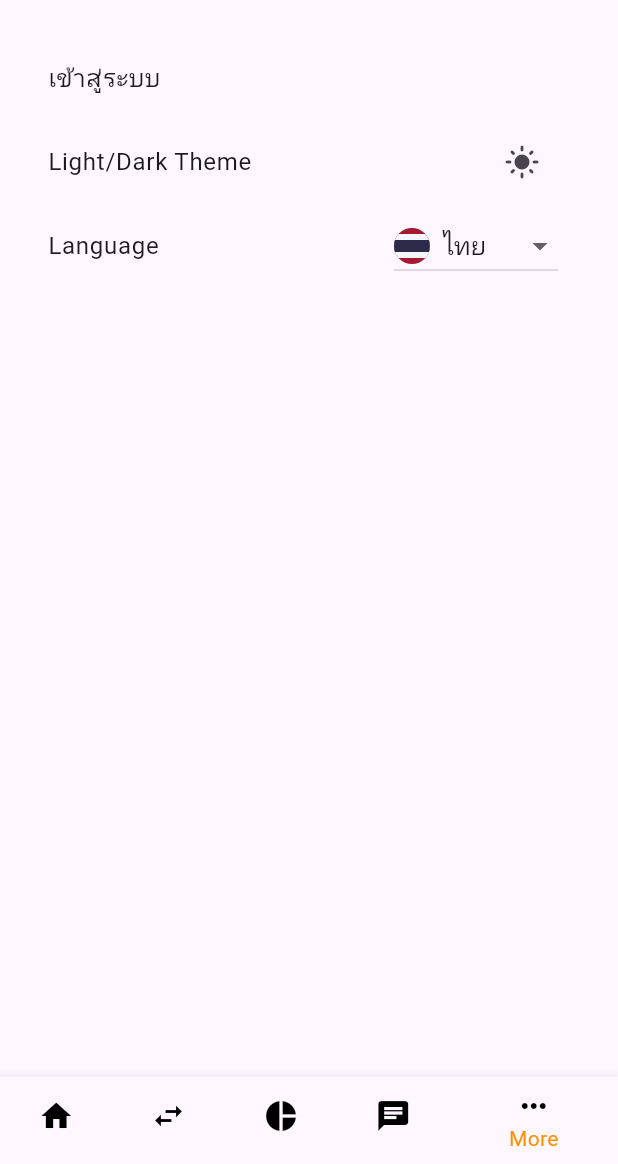
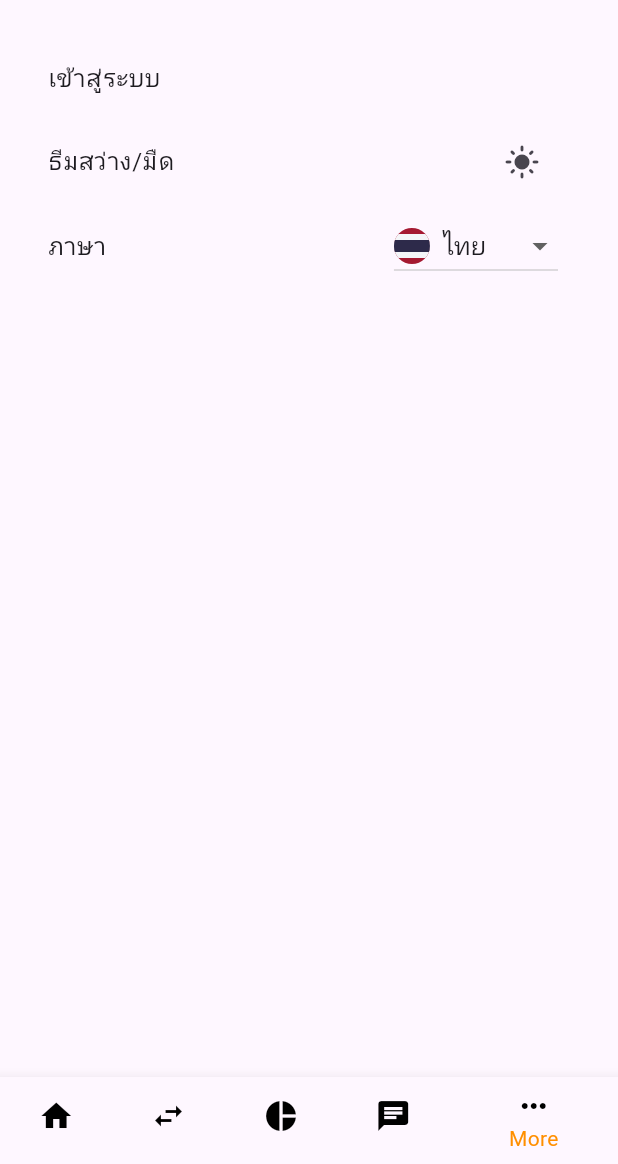
Before and after one commit to SmAaMyA/dart-flutter-template, a Flutter app: the screen it shows after launch, item 5 of the bottom bar chosen, on a phone screen of 412 x 824 dp, the part 72-1236 px from its top. Run offline on Flutter 3.47's test engine with Material 3 defaults, Android fonts, the phone set to English and light mode, and no system bars; our stand-ins replace flutter_svg.

Commit message:
Add localize for language seclector andt theme menu in more page.

```diff
--- a/lib/src/localization/app_localizations.dart
+++ b/lib/src/localization/app_localizations.dart
@@ -49,6 +49,22 @@ class AppLocalizations {
       desc: 'Login button text',
     );
   }
+
+  String get lightDarkTheme {
+    return Intl.message(
+      'Light/Dark Theme',
+      name: 'lightDarkTheme',
+      desc: 'Light/Dark Theme toggle',
+    );
+  }
+
+  String get language {
+    return Intl.message(
+      'Language',
+      name: 'language',
+      desc: 'Language selector',
+    );
+  }
 }
 
 class _AppLocalizationsDelegate
--- a/lib/src/localization/app_th.arb
+++ b/lib/src/localization/app_th.arb
@@ -3,6 +3,8 @@
   "appTitle": "แม่แบบแอปพลิเคชัน Flutter",
   "hello": "สวัสดี",
   "login": "เข้าสู่ระบบ",
+  "lightDarkTheme": "ธีมสว่าง/มืด",
+  "language": "ภาษา",
   "@appTitle": {
     "description": "The title of the application"
   },
@@ -11,5 +13,11 @@
   },
   "@login": {
     "description": "Login button text"
+  },
+  "@lightDarkTheme": {
+    "description": "Light/Dark Theme toggle"
+  },
+  "@language": {
+    "description": "Language selector"
   }
 }
--- a/lib/src/localization/intl/messages_th.dart
+++ b/lib/src/localization/intl/messages_th.dart
@@ -14,19 +14,22 @@ import 'package:intl/message_lookup_by_library.dart';
 
 final messages = MessageLookup();
 
-typedef String? MessageIfAbsent(
-    String? messageStr, List<Object>? args);
+typedef String? MessageIfAbsent(String? messageStr, List<Object>? args);
 
 class MessageLookup extends MessageLookupByLibrary {
   @override
   String get localeName => 'th';
 
   @override
-  final Map<String, dynamic> messages = _notInlinedMessages(_notInlinedMessages);
+  final Map<String, dynamic> messages =
+      _notInlinedMessages(_notInlinedMessages);
 
   static Map<String, dynamic> _notInlinedMessages(_) => {
-      'appTitle': MessageLookupByLibrary.simpleMessage('แม่แบบแอปพลิเคชัน Flutter'),
-    'hello': MessageLookupByLibrary.simpleMessage('สวัสดี'),
-    'login': MessageLookupByLibrary.simpleMessage('เข้าสู่ระบบ')
-  };
+        'appTitle':
+            MessageLookupByLibrary.simpleMessage('แม่แบบแอปพลิเคชัน Flutter'),
+        'hello': MessageLookupByLibrary.simpleMessage('สวัสดี'),
+        'language': MessageLookupByLibrary.simpleMessage('ภาษา'),
+        'lightDarkTheme': MessageLookupByLibrary.simpleMessage('ธีมสว่าง/มืด'),
+        'login': MessageLookupByLibrary.simpleMessage('เข้าสู่ระบบ')
+      };
 }
--- a/lib/src/pages/more_page.dart
+++ b/lib/src/pages/more_page.dart
@@ -30,7 +30,7 @@ class MorePage extends StatelessWidget {
           ),
         if (!kIsWeb)
           ListTile(
-            title: Text('Light/Dark Theme'),
+            title: Text(AppLocalizations.of(context).lightDarkTheme),
             trailing: IconButton(
               icon: Icon(settingsController.themeMode == ThemeMode.light
                   ? Icons.dark_mode
@@ -46,7 +46,7 @@ class MorePage extends StatelessWidget {
           ),
         if (!kIsWeb)
           ListTile(
-            title: Text('Language'),
+            title: Text(AppLocalizations.of(context).language),
             trailing: LanguageSelector(
               selectedLanguage: selectedLanguage,
               onLanguageChanged: onLanguageChanged,
```
Also changed, not shown: lib/src/localization/app_en.arb (+8 -0 lines), lib/src/localization/app_zh.arb (+8 -0 lines), lib/src/localization/intl/messages_en.dart (+11 -7 lines), lib/src/localization/intl/messages_zh.dart (+9 -7 lines).
